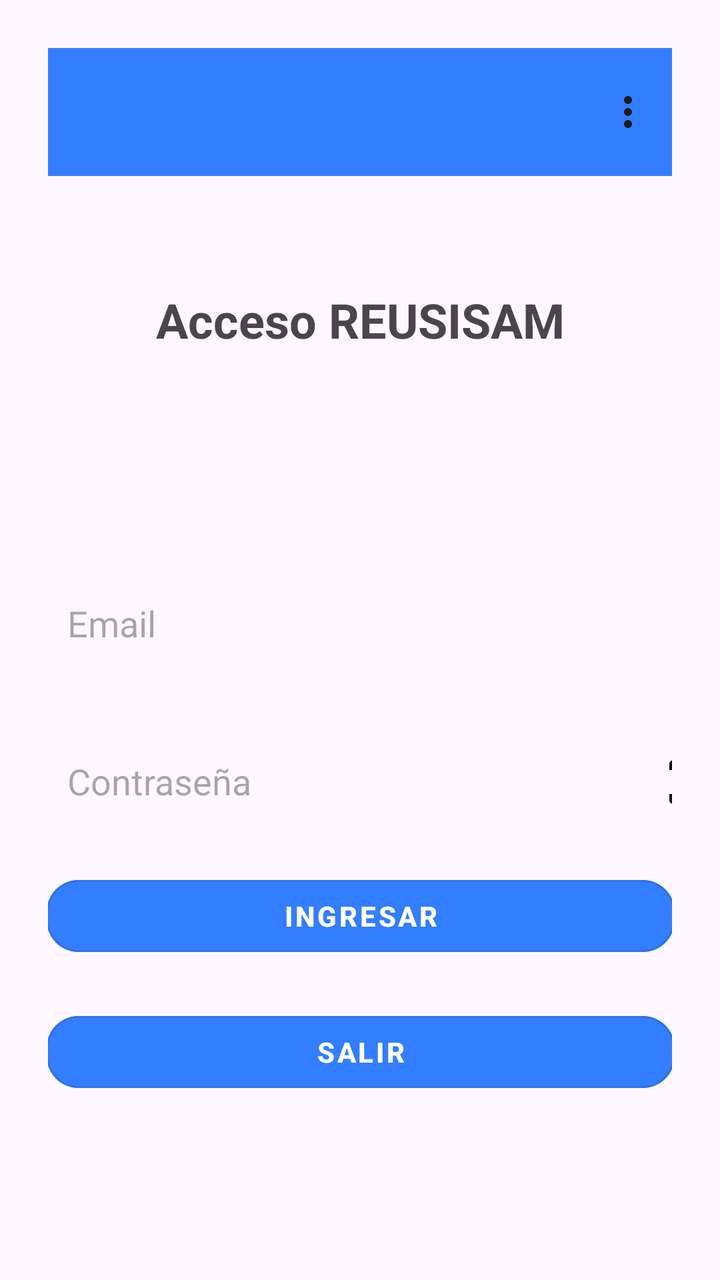
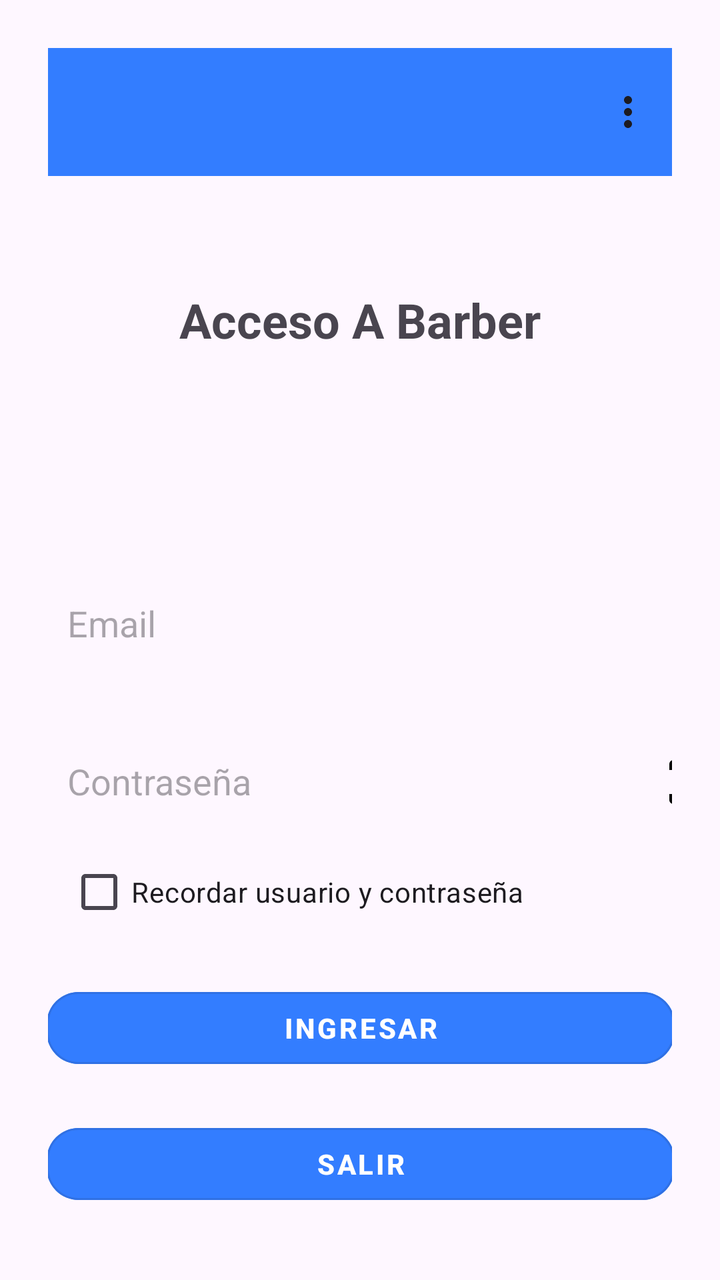

Compare the two renders of this Android layout. The source of the first and the diff that turns it into the second are given below.
<!-- AndroidManifest.xml: application theme Theme.REUSISAM -->
<!-- res/layout/activity_main.xml -->
<?xml version="1.0" encoding="utf-8"?>
<androidx.constraintlayout.widget.ConstraintLayout xmlns:android="http://schemas.android.com/apk/res/android"
    xmlns:app="http://schemas.android.com/apk/res-auto"
    xmlns:tools="http://schemas.android.com/tools"
    android:id="@+id/main"
    android:layout_width="match_parent"
    android:layout_height="match_parent"
    android:padding="24dp"
    android:fitsSystemWindows="true"
    tools:context=".MainActivity">

    <CheckBox
        android:id="@+id/cb_AMPassword"
        android:layout_width="wrap_content"
        android:layout_height="wrap_content"
        android:layout_marginStart="8dp"
        android:layout_marginTop="32dp"
        android:backgroundTint="@color/black"
        android:checked="false"
        android:drawableTint="@color/blue"
        android:foregroundTint="@color/blue"
        android:textColor="@color/black"
        app:buttonIcon="@drawable/outline_eye_tracking_24"
        app:buttonIconTint="@color/black"
        app:layout_constraintStart_toEndOf="@+id/et_AMPassword"
        app:layout_constraintTop_toBottomOf="@+id/et_AMUser" />

    <androidx.appcompat.widget.Toolbar
        android:id="@+id/toolbarAR"
        android:layout_width="0dp"
        android:layout_height="wrap_content"
        android:minHeight="?attr/actionBarSize"
        android:theme="?attr/actionBarTheme"
        app:layout_constraintEnd_toEndOf="parent"
        app:layout_constraintStart_toStartOf="parent"
        app:layout_constraintTop_toTopOf="parent"
        app:menu="@menu/menu" />

    <TextView
        android:id="@+id/tv_AMTitle"
        android:layout_width="wrap_content"
        android:layout_height="wrap_content"
        android:layout_marginTop="50dp"
        android:text="Acceso REUSISAM"
        android:textSize="24sp"
        android:textStyle="bold"
        app:layout_constraintBottom_toBottomOf="parent"
        app:layout_constraintEnd_toEndOf="parent"
        app:layout_constraintStart_toStartOf="parent"
        app:layout_constraintTop_toBottomOf="@+id/toolbarAR"
        app:layout_constraintVertical_bias="0.013"
        app:layout_constraintVertical_chainStyle="packed" />

    <EditText
        android:id="@+id/et_AMUser"
        android:layout_width="280dp"
        android:layout_height="47dp"
        android:layout_marginTop="112dp"
        android:autofillHints="username"
        android:hint="Email"
        android:inputType="textEmailAddress"
        app:layout_constraintEnd_toEndOf="parent"
        app:layout_constraintHorizontal_bias="0.301"
        app:layout_constraintStart_toStartOf="parent"
        app:layout_constraintTop_toBottomOf="@+id/tv_AMTitle" />

    <EditText
        android:id="@+id/et_AMPassword"
        android:layout_width="280dp"
        android:layout_height="47dp"
        android:layout_marginTop="32dp"
        android:autofillHints="password"
        android:hint="Contraseña"
        android:inputType="textPassword"
        app:layout_constraintEnd_toEndOf="parent"
        app:layout_constraintHorizontal_bias="0.301"
        app:layout_constraintStart_toStartOf="parent"
        app:layout_constraintTop_toBottomOf="@+id/et_AMUser" />

    <Button
        android:id="@+id/bt_AMLogin"
        android:layout_width="314dp"
        android:layout_height="wrap_content"
        android:layout_marginTop="20dp"
        android:text="Ingresar"
        app:layout_constraintEnd_toEndOf="parent"
        app:layout_constraintHorizontal_bias="0.51"
        app:layout_constraintStart_toStartOf="parent"
        app:layout_constraintTop_toBottomOf="@+id/et_AMPassword" />

    

    <Button
        android:id="@+id/bt_AMExit"
        android:layout_width="314dp"
        android:layout_height="wrap_content"
        android:layout_marginTop="20dp"
        android:text="Salir"
        app:layout_constraintEnd_toEndOf="parent"
        app:layout_constraintStart_toStartOf="parent"
        app:layout_constraintTop_toBottomOf="@+id/bt_AMLogin" />

    <TextView
        android:id="@+id/tv_AMStatus"
        android:layout_width="wrap_content"
        android:layout_height="wrap_content"
        android:layout_marginTop="72dp"
        android:text="Ingrese sus credenciales o registre un usuario nuevo."
        android:textAlignment="center"
        app:layout_constraintBottom_toBottomOf="parent"
        app:layout_constraintEnd_toEndOf="parent"
        app:layout_constraintStart_toStartOf="parent"
        app:layout_constraintTop_toBottomOf="@+id/bt_AMExit" />

</androidx.constraintlayout.widget.ConstraintLayout>
<!-- resources referenced by this layout -->
<resources>
  <color name="black">#FF000000</color>
  <color name="blue">#337DFF</color>
  <!-- drawable outline_eye_tracking_24 (drawable) -->
  <vector xmlns:android="http://schemas.android.com/apk/res/android" android:autoMirrored="true" android:height="24dp" android:tint="#4D7AC4" android:viewportHeight="960" android:viewportWidth="960" android:width="24dp">
        
      <path android:fillColor="@android:color/white" android:pathData="M240,920L120,920Q87,920 63.5,896.5Q40,873 40,840L40,720L120,720L120,840Q120,840 120,840Q120,840 120,840L240,840L240,920ZM720,920L720,840L840,840Q840,840 840,840Q840,840 840,840L840,720L920,720L920,840Q920,873 896.5,896.5Q873,920 840,920L720,920ZM480,740Q360,740 262.5,669Q165,598 120,480Q165,362 262.5,291Q360,220 480,220Q600,220 697.5,291Q795,362 840,480Q795,598 697.5,669Q600,740 480,740ZM480,660Q568,660 641,612Q714,564 753,480Q714,396 641,348Q568,300 480,300Q392,300 319,348Q246,396 207,480Q246,564 319,612Q392,660 480,660ZM480,620Q538,620 579,579Q620,538 620,480Q620,422 579,381Q538,340 480,340Q422,340 381,381Q340,422 340,480Q340,538 381,579Q422,620 480,620ZM480,540Q455,540 437.5,522.5Q420,505 420,480Q420,455 437.5,437.5Q455,420 480,420Q505,420 522.5,437.5Q540,455 540,480Q540,505 522.5,522.5Q505,540 480,540ZM40,240L40,120Q40,87 63.5,63.5Q87,40 120,40L240,40L240,120L120,120Q120,120 120,120Q120,120 120,120L120,240L40,240ZM840,240L840,120Q840,120 840,120Q840,120 840,120L720,120L720,40L840,40Q873,40 896.5,63.5Q920,87 920,120L920,240L840,240ZM480,480Q480,480 480,480Q480,480 480,480Q480,480 480,480Q480,480 480,480Q480,480 480,480Q480,480 480,480Q480,480 480,480Q480,480 480,480Z"/>
      
  </vector>
  <style name="Theme.REUSISAM" parent="Base.Theme.REUSISAM" />
  <style name="Base.Theme.REUSISAM" parent="Theme.Material3.DayNight.NoActionBar">
          
          
          <item name="editTextStyle">@style/textViewRA</item>
          <item name="materialButtonStyle">@style/buttonsViewRA</item>
          <item name="toolbarStyle">@style/toolbarPersonalizado</item>
      </style>
  <style name="textViewRA" parent="Widget.AppCompat.EditText">
          <item name="android:background">@android:color/transparent</item>
      </style>
  <style name="buttonsViewRA" parent="Widget.MaterialComponents.Button.OutlinedButton">
          <item name="android:backgroundTint">@color/blue</item>
          <item name="android:textColor">@color/white</item>
          <item name="android:textStyle">bold</item>
          <item name="shapeAppearance">@style/ShapeAppearance.buttonsViewRA</item>
      </style>
  <style name="toolbarPersonalizado" parent="Widget.Material3.Toolbar">
          <item name="android:background">@color/blue</item>
          <item name="android:minHeight">56dp</item>
  
      </style>
  <color name="white">#FFFFFFFF</color>
  <style name="ShapeAppearance.buttonsViewRA" parent="ShapeAppearance.MaterialComponents.SmallComponent">
          <item name="cornerFamily">rounded</item>
          <item name="cornerSize">16dp</item>
      </style>
</resources>

<!-- the commit's change to res/layout/activity_main.xml (unified diff, before → after) -->
@@ -41,7 +41,7 @@
         android:layout_width="wrap_content"
         android:layout_height="wrap_content"
         android:layout_marginTop="50dp"
-        android:text="Acceso REUSISAM"
+        android:text="Acceso A Barber"
         android:textSize="24sp"
         android:textStyle="bold"
         app:layout_constraintBottom_toBottomOf="parent"
@@ -86,6 +86,15 @@
         app:layout_constraintEnd_toEndOf="parent"
         app:layout_constraintHorizontal_bias="0.51"
         app:layout_constraintStart_toStartOf="parent"
+        app:layout_constraintTop_toBottomOf="@+id/cb_AMRemember" />
+
+    <CheckBox
+        android:id="@+id/cb_AMRemember"
+        android:layout_width="wrap_content"
+        android:layout_height="wrap_content"
+        android:layout_marginTop="8dp"
+        android:text="Recordar usuario y contraseña"
+        app:layout_constraintStart_toStartOf="@+id/et_AMPassword"
         app:layout_constraintTop_toBottomOf="@+id/et_AMPassword" />
 
     
